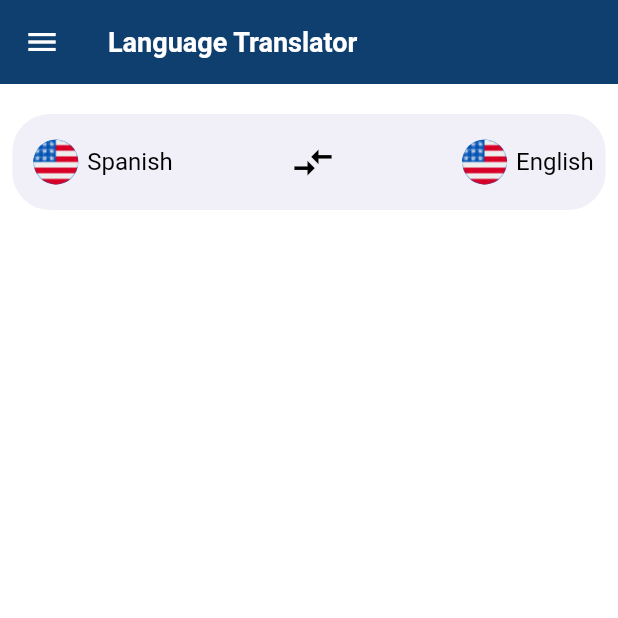
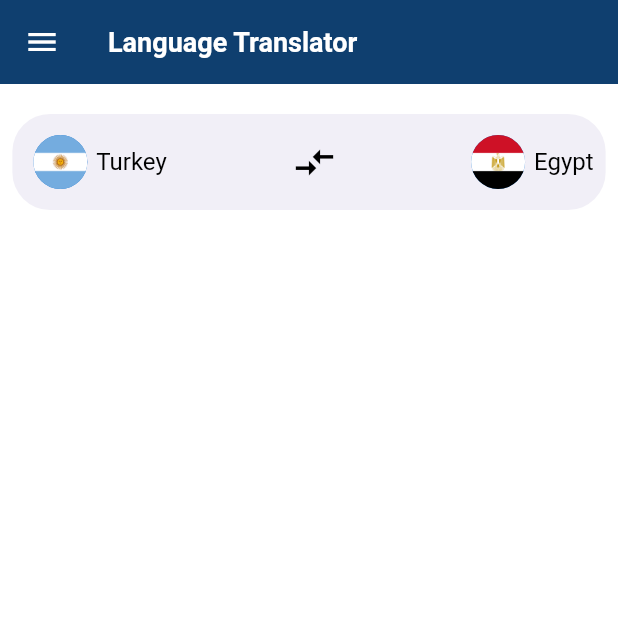
Before and after one commit to MohmaedSobhy/Translate-App, a Flutter app: the screen it shows after launch, on a phone screen of 412 x 824 dp, the top half of it. Run offline on Flutter 3.47's test engine with Material 3 defaults, Android fonts, the phone set to English and light mode, and no system bars.

Commit message:
add country flages to images folder

```diff
--- a/lib/feature/home/presentation/views/button_animation_view.dart
+++ b/lib/feature/home/presentation/views/button_animation_view.dart
@@ -17,9 +17,9 @@ class _ButtonViewState extends State<ButtonView>
   bool fadeIn = false;
 
   LanguageModel firstLanguage =
-      LanguageModel(code: 'en', image: 'images/code.png', language: 'English');
-  LanguageModel secondLanguage =
-      LanguageModel(code: 'en', image: 'images/code.png', language: 'Spanish');
+      LanguageModel(code: 'en', image: 'images/egypt.png', language: 'Egypt');
+  LanguageModel secondLanguage = LanguageModel(
+      code: 'en', image: 'images/argentine.png', language: 'Turkey');
 
   @override
   void initState() {
--- a/lib/feature/home/presentation/widgets/country_widget.dart
+++ b/lib/feature/home/presentation/widgets/country_widget.dart
@@ -17,7 +17,7 @@ class CountryWidget extends StatelessWidget {
         Padding(
           padding: const EdgeInsets.all(6),
           child: CircleAvatar(
-            radius: 15,
+            radius: 18,
             backgroundImage: AssetImage(imagePath),
           ),
         ),
--- a/lib/translate_app.dart
+++ b/lib/translate_app.dart
@@ -2,8 +2,6 @@ import 'package:flutter/material.dart';
 import 'package:translate_app/core/theme/app_theme.dart';
 import 'package:translate_app/core/utils/app_string.dart';
 import 'package:translate_app/feature/home/presentation/screens/home_screen.dart';
-
-import 'feature/splash/presentation/screens/splash_screen.dart';
 
 class TranslateApp extends StatelessWidget {
   const TranslateApp({super.key});
```
Also changed, not shown: images/argentine.png (added), images/egypt.png (added), images/germany.png (added), images/indian.png (added), images/russia.png (added), images/turkey.png (added), images/united_kingdom.png (added), images/united_states.png (added).
